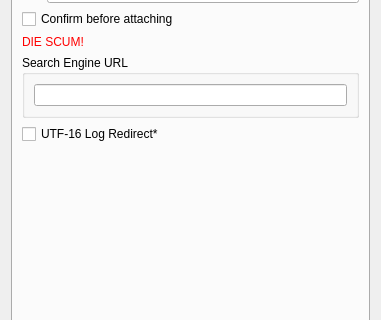
Old version of the form src/gui/Src/Gui/SettingsDialog.ui in the repository x64dbg/x64dbg; both pictures show x 0 to 381 and y 147 to 467 of the 381 by 567 pixel window.
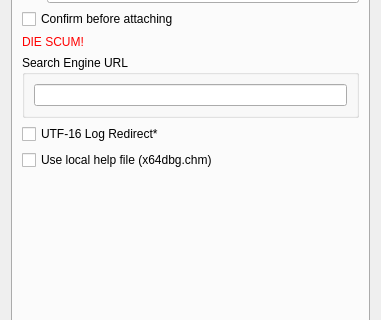
New version of the form. The open tabs and pages were chosen to show the change. Icons and pictures are not drawn.

Commit message: GUI: deprecate local help file + fixed release script

The edit to the form file:
```diff
--- a/src/gui/Src/Gui/SettingsDialog.ui
+++ b/src/gui/Src/Gui/SettingsDialog.ui
@@ -748,6 +748,13 @@
          </property>
         </widget>
        </item>
+       <item>
+        <widget class="QCheckBox" name="chkUseLocalHelpFile">
+         <property name="text">
+          <string>Use local help file (x64dbg.chm)</string>
+         </property>
+        </widget>
+       </item>
        <item>
         <spacer name="verticalSpacer_3">
          <property name="orientation">
```
The commit also changes 4 other files.
